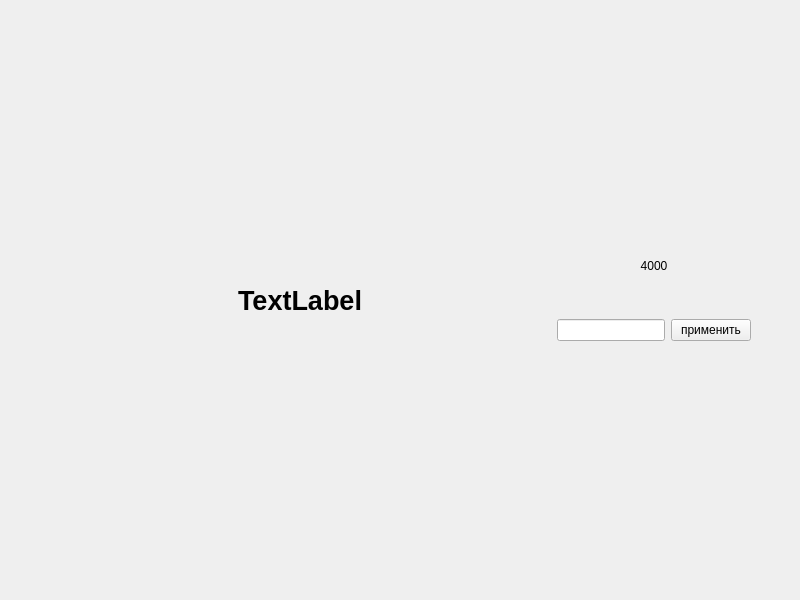
Before: the Qt Designer form interface/mainwindow.ui in NoneType4Name/ADC_Photoresistor, drawn with Qt 5.
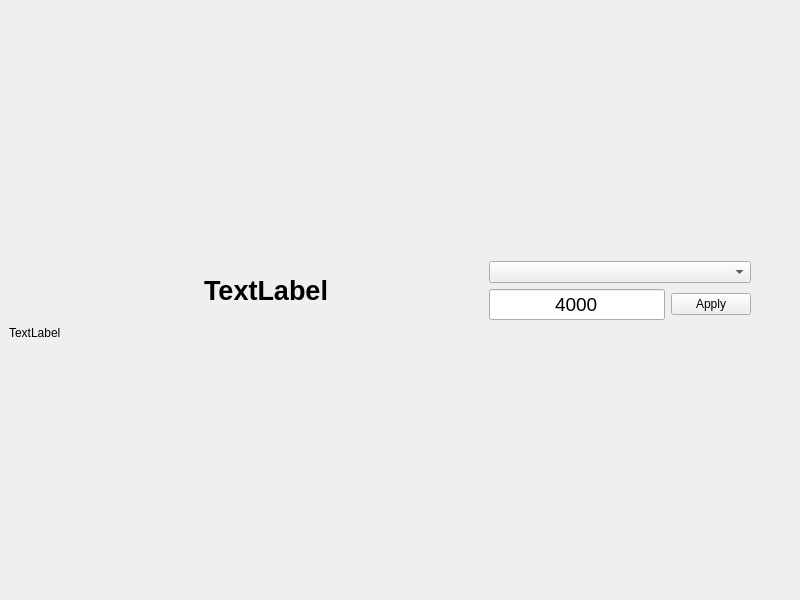
After: the same form once the commit is applied.

Diff of the .ui file:
```diff
--- a/interface/mainwindow.ui
+++ b/interface/mainwindow.ui
@@ -14,7 +14,7 @@
    <string>MainWindow</string>
   </property>
   <widget class="QWidget" name="centralwidget">
-   <layout class="QHBoxLayout" name="horizontalLayout_4">
+   <layout class="QVBoxLayout" name="verticalLayout_3">
     <item>
      <layout class="QVBoxLayout" name="verticalLayout_2">
       <item>
@@ -80,36 +80,18 @@
           <item>
            <layout class="QVBoxLayout" name="verticalLayout">
             <item>
-             <widget class="QLabel" name="status_2">
-              <property name="sizePolicy">
-               <sizepolicy hsizetype="Preferred" vsizetype="Preferred">
-                <horstretch>0</horstretch>
-                <verstretch>0</verstretch>
-               </sizepolicy>
-              </property>
-              <property name="text">
-               <string>4000</string>
-              </property>
-              <property name="alignment">
-               <set>Qt::AlignmentFlag::AlignCenter</set>
-              </property>
-             </widget>
-            </item>
-            <item>
-             <spacer name="verticalSpacer">
-              <property name="orientation">
-               <enum>Qt::Orientation::Vertical</enum>
-              </property>
-              <property name="sizeType">
-               <enum>QSizePolicy::Policy::Maximum</enum>
-              </property>
-              <property name="sizeHint" stdset="0">
-               <size>
-                <width>20</width>
-                <height>40</height>
-               </size>
-              </property>
-             </spacer>
+             <layout class="QHBoxLayout" name="horizontalLayout_4">
+              <item>
+               <widget class="QComboBox" name="comboBox">
+                <property name="cursor">
+                 <cursorShape>PointingHandCursor</cursorShape>
+                </property>
+                <property name="placeholderText">
+                 <string>No available COM ports</string>
+                </property>
+               </widget>
+              </item>
+             </layout>
             </item>
             <item>
              <layout class="QHBoxLayout" name="horizontalLayout_3">
@@ -121,9 +103,21 @@
                   <verstretch>0</verstretch>
                  </sizepolicy>
                 </property>
+                <property name="font">
+                 <font>
+                  <pointsize>14</pointsize>
+                  <bold>false</bold>
+                 </font>
+                </property>
+                <property name="text">
+                 <string>4000</string>
+                </property>
                 <property name="alignment">
                  <set>Qt::AlignmentFlag::AlignCenter</set>
                 </property>
+                <property name="placeholderText">
+                 <string>Trashold</string>
+                </property>
                </widget>
               </item>
               <item>
@@ -132,7 +126,7 @@
                  <cursorShape>PointingHandCursor</cursorShape>
                 </property>
                 <property name="text">
-                 <string>применить</string>
+                 <string>Apply</string>
                 </property>
                </widget>
               </item>
@@ -160,6 +154,13 @@
         </item>
        </layout>
       </item>
+      <item>
+       <widget class="QLabel" name="label">
+        <property name="text">
+         <string>TextLabel</string>
+        </property>
+       </widget>
+      </item>
       <item>
        <spacer name="verticalSpacer_2">
         <property name="orientation">
```
